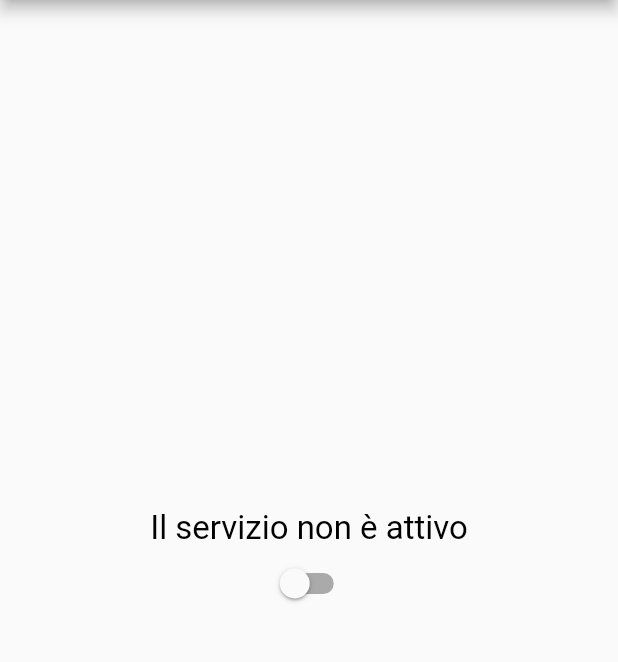
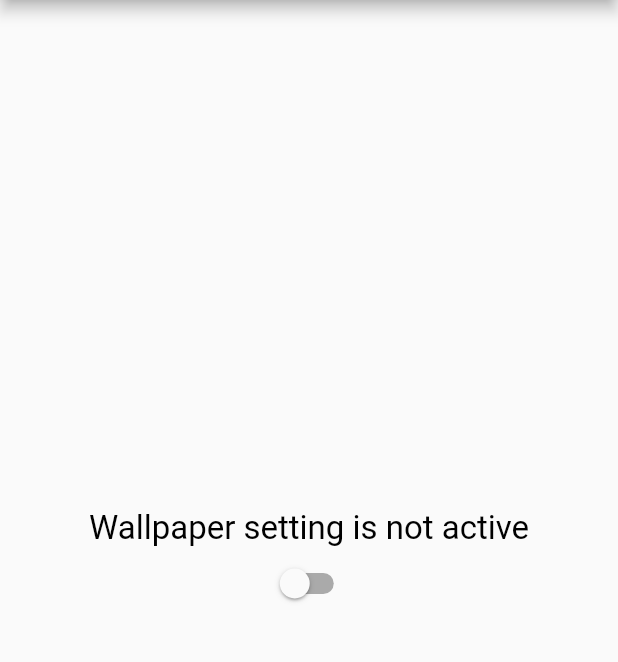
Before and after one commit to lorenzo-medici/apod_lockscreen, a Flutter app: the screen it shows after launch, on a phone screen of 412 x 824 dp, the part 84-746 px from its top. Run offline on Flutter 3.47's test engine with Material 2 defaults, Android fonts, the phone set to English and light mode, and no system bars; our stand-ins replace awesome_notifications, date_format, flutter_cache_manager, shared_preferences; missing offline and left inert: background_fetch, flutter_wallpaper_manager.

Commit message:
- main page translated to English - minor Android files changes

```diff
--- a/lib/main.dart
+++ b/lib/main.dart
@@ -35,7 +35,7 @@
 
 class _MyHomePageState extends State<MyHomePage> {
   bool isSwitched = false;
-  String middleString = "non ";
+  String middleString = "not ";
 
   @override
   void initState() {
@@ -62,7 +62,7 @@
     // store
     isSwitched = value;
 
-    middleString = (isSwitched) ? "" : "non ";
+    middleString = (isSwitched) ? "" : "not ";
 
     final prefs = await SharedPreferences.getInstance();
     prefs.setBool("switch", isSwitched);
@@ -88,13 +88,13 @@
                   ),
                   children: [
                     const TextSpan(
-                      text: "Il servizio ",
+                      text: "Wallpaper setting is ",
                     ),
                     TextSpan(
                       text: middleString,
                     ),
                     const TextSpan(
-                      text: "è attivo",
+                      text: "active",
                     ),
                   ],
                 ),
--- a/lib/objects/worker_class.dart
+++ b/lib/objects/worker_class.dart
@@ -111,10 +111,10 @@ class WorkerClass {
 
     if (active) {
       await activateService(context, true);
-      messaggio = 'Servizio attivato';
+      messaggio = 'Service activated';
     } else {
       await deactivateService();
-      messaggio = 'Servizio disattivato';
+      messaggio = 'Service deactivated';
     }
 
     if (!mounted) return;
```
Also changed, not shown: 2 other files.
